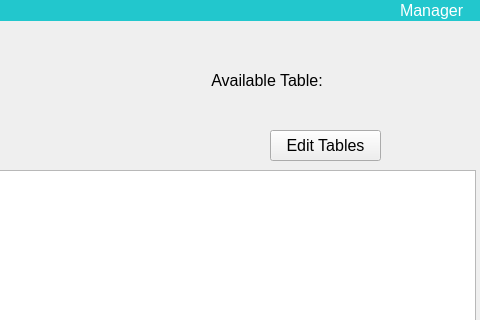
The window that RMS_qt/table.ui (dev-pratik02/RMS) describes before a commit, drawn with Qt 5; both pictures show x 320 to 800 and y 0 to 320 of the 800 by 600 pixel window.
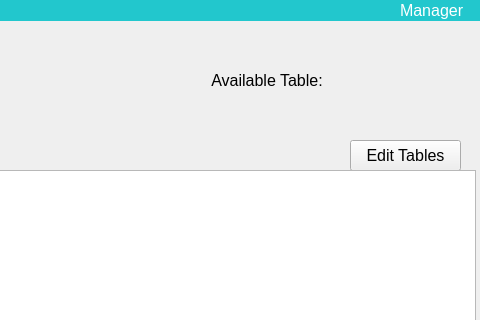
The same window after the commit.

```diff
--- a/RMS_qt/table.ui
+++ b/RMS_qt/table.ui
@@ -104,8 +104,8 @@
    <widget class="QPushButton" name="btn_edit">
     <property name="geometry">
      <rect>
-      <x>590</x>
-      <y>130</y>
+      <x>670</x>
+      <y>140</y>
       <width>111</width>
       <height>31</height>
      </rect>
```
Left out of the diff: 2 changed lines with no effect on the pictures.
